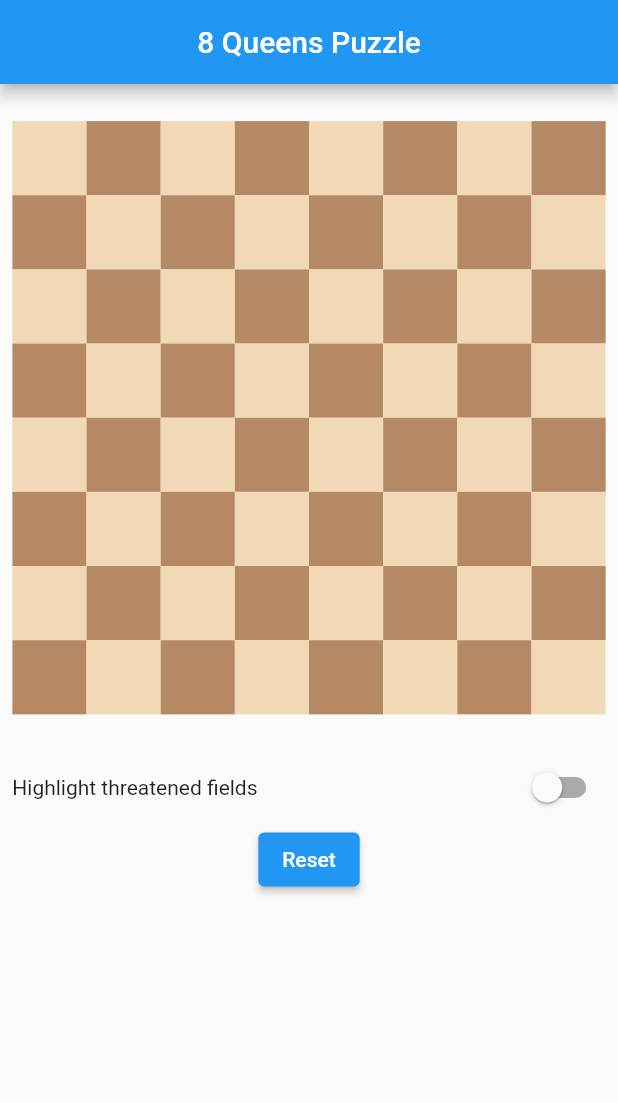
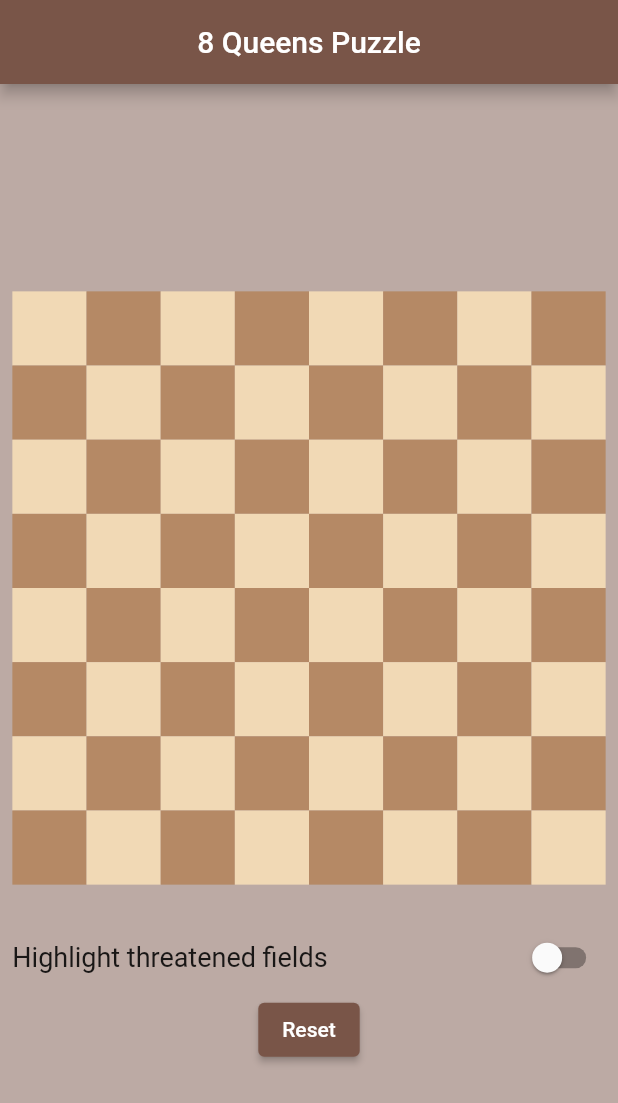
Before and after one commit to JimTacobs/eight_queens, a Flutter app: the screen it shows after launch, on a phone screen of 412 x 824 dp. Shown: the top 1103 px of the screen. Run offline on Flutter 3.47's test engine with Material 2 defaults, Android fonts, the phone set to English and light mode, and no system bars; our stand-ins replace flutter_svg.

Commit message:
finalised, must-haves done

```diff
--- a/lib/main.dart
+++ b/lib/main.dart
@@ -14,7 +14,12 @@ class MyApp extends StatelessWidget {
     return MaterialApp(
       title: 'Flutter Demo',
       theme: ThemeData(
-        primarySwatch: Colors.blue,
+        primarySwatch: Colors.brown,
+        textTheme: const TextTheme(
+          bodyMedium: TextStyle(
+            fontSize: 18,
+          ),
+        ),
       ),
       home: const ChessboardScreen(),
     );
--- a/lib/ui/screens/chessboard/chessboard_screen.dart
+++ b/lib/ui/screens/chessboard/chessboard_screen.dart
@@ -22,7 +22,7 @@ class _ChessboardScreenState extends State<ChessboardScreen> {
 
   @override
   void initState() {
-    /// Preload our svg image so it doesn't have to be fetched from our assets
+    /// Preload our svg image so it doesn't have to be fetched from the assets
     /// when the user selects their first tile.
     precachePicture(
       ExactAssetPicture(
@@ -108,8 +108,10 @@ class _ChessboardScreenState extends State<ChessboardScreen> {
         title: const Text('8 Queens Puzzle'),
         centerTitle: true,
       ),
+      backgroundColor: Colors.brown.shade200,
       body: SafeArea(
         child: Column(
+          mainAxisAlignment: MainAxisAlignment.center,
           children: [
             Padding(
               padding: EdgeInsets.symmetric(
--- a/lib/ui/screens/chessboard/widgets/highlights_switch.dart
+++ b/lib/ui/screens/chessboard/widgets/highlights_switch.dart
@@ -13,12 +13,17 @@ class HighlightsSwitch extends StatelessWidget {
   @override
   Widget build(BuildContext context) {
     final width = MediaQuery.of(context).size.width;
+    final theme = Theme.of(context);
+
     return Padding(
       padding: EdgeInsets.symmetric(horizontal: width * .02),
       child: Row(
         mainAxisAlignment: MainAxisAlignment.spaceBetween,
         children: [
-          const Text('Highlight threatened fields'),
+           Text(
+            'Highlight threatened fields',
+            style: theme.textTheme.bodyMedium,
+          ),
           Switch(
             value: highlightFields,
             onChanged: (val) {
```
